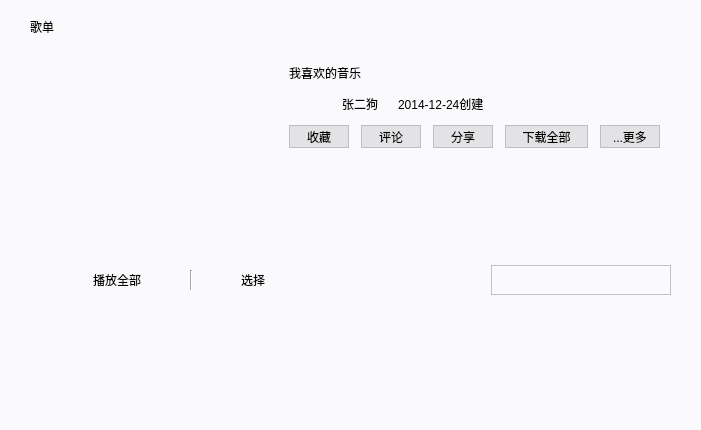
bcy2013/NeatMusic, file favourite.ui: the form before one commit.
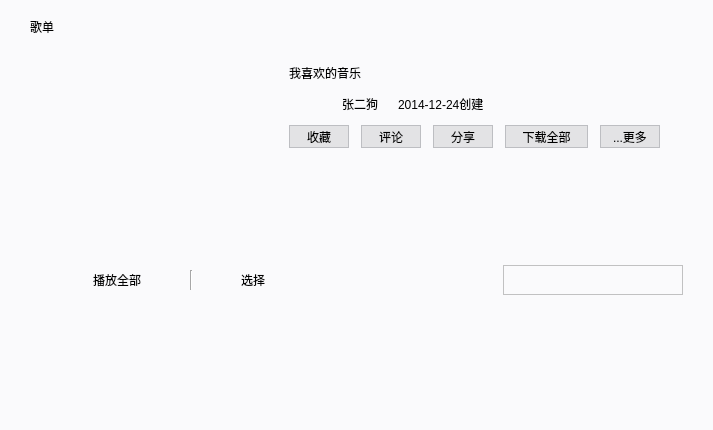
The form after the commit. Icons and pictures are not drawn.

The edit to the form file:
```diff
--- a/favourite.ui
+++ b/favourite.ui
@@ -6,7 +6,7 @@
    <rect>
     <x>0</x>
     <y>0</y>
-    <width>701</width>
+    <width>713</width>
     <height>430</height>
    </rect>
   </property>
```
Left out of the diff: 4 changed lines with no effect on the pictures.
